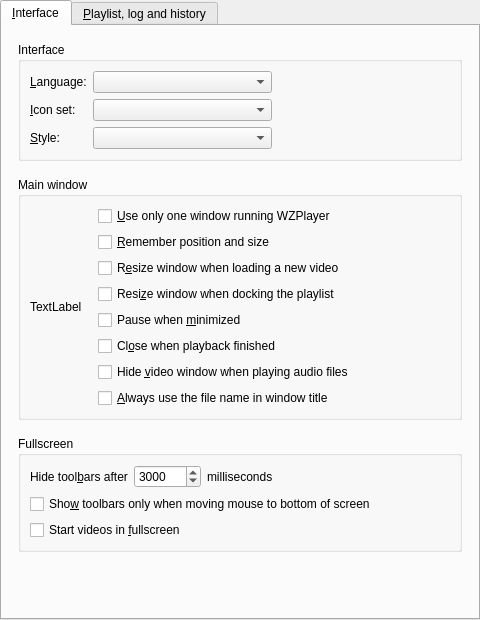
Before: the Qt Designer form src/gui/pref/interface.ui in wilbert2000/wzplayer, drawn with Qt 5.
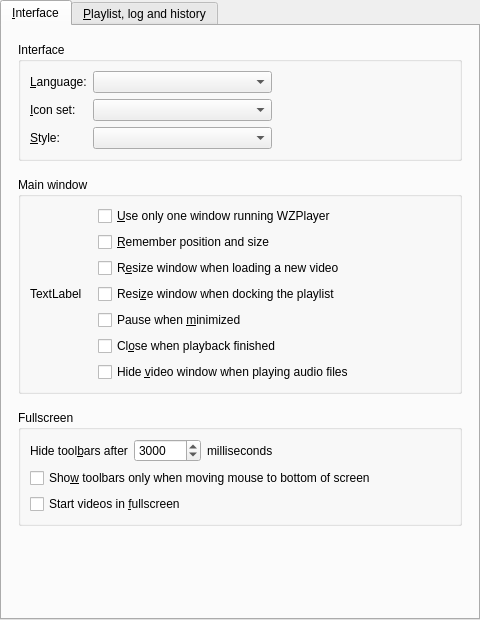
After: the same form once the commit is applied. Custom widgets are drawn as their Qt base class.

Commit message: Removed option show tag in window title, now always true

Patch:
```diff
--- a/src/gui/pref/interface.ui
+++ b/src/gui/pref/interface.ui
@@ -207,13 +207,6 @@
               </property>
              </widget>
             </item>
-            <item>
-             <widget class="QCheckBox" name="use_filename_in_title_check">
-              <property name="text">
-               <string>&amp;Always use the file name in window title</string>
-              </property>
-             </widget>
-            </item>
            </layout>
           </item>
           <item>
```
Left out of the diff: 1 changed line with no effect on the pictures. The commit also changes 7 other files.
